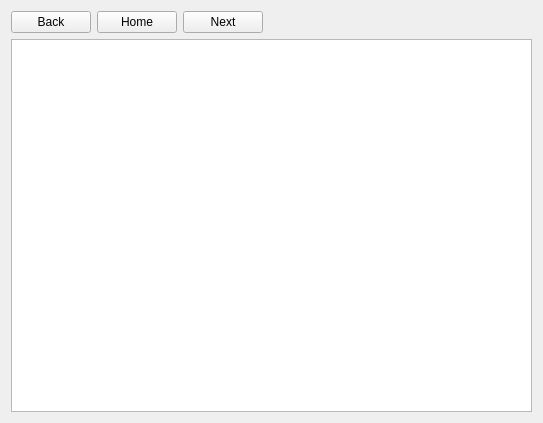
Above: src/prymatex/gui/ui_files/helpbrowser.ui from prymatex/prymatex before the change. Below: the same form after it.
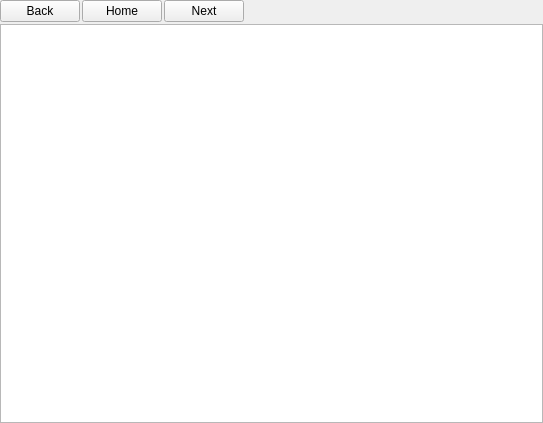
That is the form after the change.

What changed in the file:
```diff
--- a/src/prymatex/gui/ui_files/helpbrowser.ui
+++ b/src/prymatex/gui/ui_files/helpbrowser.ui
@@ -14,6 +14,12 @@
    <string>Form</string>
   </property>
   <layout class="QVBoxLayout" name="verticalLayout">
+   <property name="spacing">
+    <number>2</number>
+   </property>
+   <property name="margin">
+    <number>0</number>
+   </property>
    <item>
     <layout class="QHBoxLayout" name="horizontalLayout">
      <item>
```
